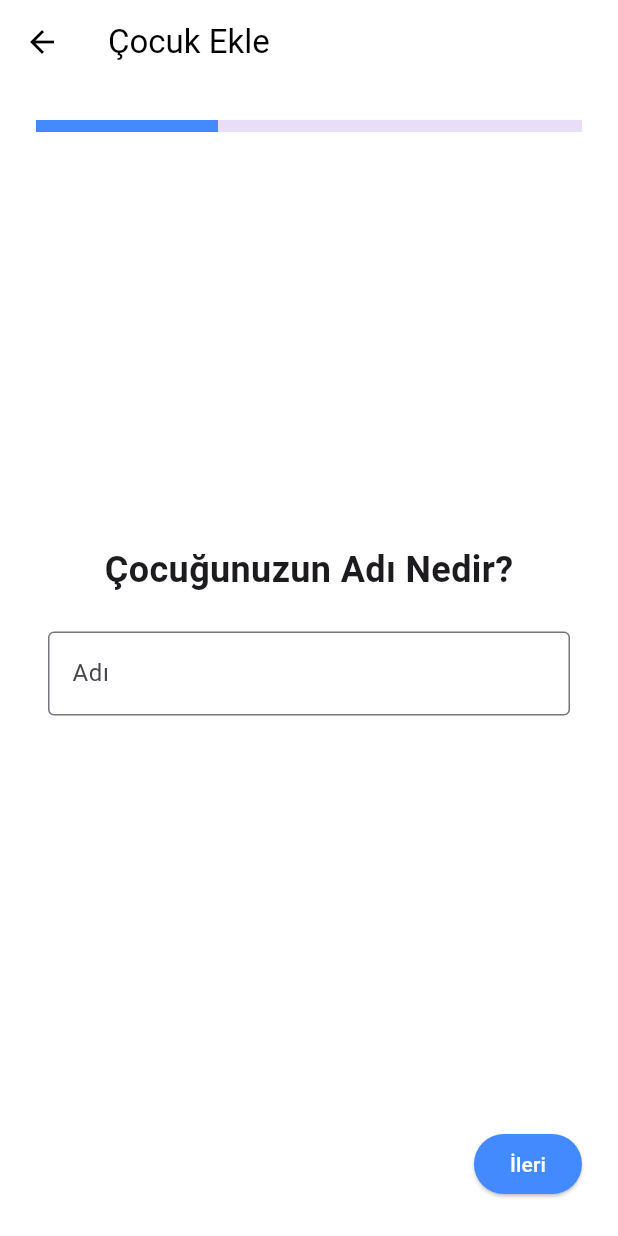
After one commit to hakantnc/robotoy_app, a Flutter app: the AddChildScreen screen opened directly, on a phone screen of 412 x 824 dp. The commit adds this screen. Run offline on Flutter 3.47's test engine with Material 3 defaults, Android fonts, the phone set to English and light mode, and no system bars; our stand-ins replace firebase_core, firebase_messaging, flutter_bluetooth_serial, image_picker, permission_handler, supabase_flutter and 1 more; missing offline and left inert: webview_flutter_android; accounts and stored records are empty.

Commit message:
add: adding child screens

```diff
--- /dev/null
+++ b/lib/add_child_screen.dart
@@ -0,0 +1,362 @@
+import 'dart:io';
+import 'package:flutter/material.dart';
+import 'package:image_picker/image_picker.dart';
+import 'package:supabase_flutter/supabase_flutter.dart';
+
+class AddChildScreen extends StatefulWidget {
+  const AddChildScreen({super.key});
+
+  @override
+  State<AddChildScreen> createState() => _AddChildScreenState();
+}
+
+class _AddChildScreenState extends State<AddChildScreen> {
+  final supabase = Supabase.instance.client;
+  final PageController _pageController = PageController();
+
+  int _currentPage = 0;
+  bool _isLoading = false;
+
+  // Çocuğun Verileri
+  final TextEditingController _nameController = TextEditingController();
+  DateTime? _selectedBirthDate;
+  String _selectedGender = 'Erkek';
+  File? _faceImage;
+
+  @override
+  void dispose() {
+    _pageController.dispose();
+    _nameController.dispose();
+    super.dispose();
+  }
+
+  // TAKVİMİ AÇAN KISIM
+  Future<void> _selectBirthDate(BuildContext context) async {
+    final DateTime? picked = await showDatePicker(
+      context: context,
+      initialDate: DateTime.now().subtract(
+        const Duration(days: 365 * 3),
+      ), // Varsayılan 3 yaş
+      firstDate: DateTime(2000),
+      lastDate: DateTime.now(),
+    );
+    if (picked != null) {
+      setState(() {
+        _selectedBirthDate = picked;
+      });
+    }
+  }
+
+  // KAMERAYI AÇAN KISIM
+  Future<void> _takePicture() async {
+    final ImagePicker picker = ImagePicker();
+    final XFile? image = await picker.pickImage(
+      source: ImageSource.camera,
+      preferredCameraDevice: CameraDevice.front, // Ön kamera açılsın
+      imageQuality: 80,
+    );
+
+    if (image != null) {
+      setState(() {
+        _faceImage = File(image.path);
+      });
+    }
+  }
+
+  // SUPABASE'E KAYDEDEN KISIM (BÜTÜN SİHİR BURADA)
+  Future<void> _saveChildData() async {
+    if (_nameController.text.isEmpty ||
+        _selectedBirthDate == null ||
+        _faceImage == null) {
+      ScaffoldMessenger.of(context).showSnackBar(
+        const SnackBar(
+          content: Text('Lütfen tüm bilgileri doldurun!'),
+          backgroundColor: Colors.red,
+        ),
+      );
+      return;
+    }
+
+    setState(() => _isLoading = true);
+
+    try {
+      final user = supabase.auth.currentUser;
+      if (user == null) throw Exception('Giriş yapılmamış!');
+
+      // 1. Ebeveynin user_id'sini bul
+      final userData = await supabase
+          .from('users')
+          .select('user_id')
+          .eq('email', user.email!)
+          .single();
+      final int userId = userData['user_id'];
+
+      // 2. Fotoğrafı Storage'a yükle (İsmi benzersiz olsun diye saat ekliyoruz)
+      final fileName =
+          '${DateTime.now().millisecondsSinceEpoch}_${_nameController.text.replaceAll(' ', '')}.jpg';
+      final imageBytes = await _faceImage!.readAsBytes();
+
+      await supabase.storage
+          .from('child_faces')
+          .uploadBinary(
+            fileName,
+            imageBytes,
+            fileOptions: const FileOptions(contentType: 'image/jpeg'),
+          );
+
+      // 3. Yüklenen fotoğrafın açık linkini al
+      final String imageUrl = supabase.storage
+          .from('child_faces')
+          .getPublicUrl(fileName);
+
+      // 4. Tarihi YYYY-MM-DD formatına çevir
+      final formattedDate = _selectedBirthDate!.toIso8601String().split('T')[0];
+
+      // 5. Her şeyi Children tablosuna gönder
+      await supabase.from('children').insert({
+        'user_id': userId,
+        'name': _nameController.text.trim(),
+        'birth_date': formattedDate,
+        'gender': _selectedGender,
+        'face_data': {'image_url': imageUrl}, // JSONB olarak linki kaydediyoruz
+        'custom_settings': {},
+      });
+
+      if (mounted) {
+        ScaffoldMessenger.of(context).showSnackBar(
+          const SnackBar(
+            content: Text('Çocuk Başarıyla Eklendi! 🎉'),
+            backgroundColor: Colors.green,
+          ),
+        );
+        Navigator.pop(context); // İşlem bitince ana ekrana dön
+      }
+    } catch (e) {
+      if (mounted) {
+        ScaffoldMessenger.of(context).showSnackBar(
+          SnackBar(content: Text('Hata: $e'), backgroundColor: Colors.red),
+        );
+      }
+    } finally {
+      if (mounted) setState(() => _isLoading = false);
+    }
+  }
+
+  // İLERİ BUTONU KONTROLLERİ
+  void _nextPage() {
+    if (_currentPage == 0 && _nameController.text.isEmpty) {
+      ScaffoldMessenger.of(
+        context,
+      ).showSnackBar(const SnackBar(content: Text('Lütfen adı girin.')));
+      return;
+    }
+    if (_currentPage == 1 && _selectedBirthDate == null) {
+      ScaffoldMessenger.of(
+        context,
+      ).showSnackBar(const SnackBar(content: Text('Lütfen tarihi seçin.')));
+      return;
+    }
+    _pageController.nextPage(
+      duration: const Duration(milliseconds: 300),
+      curve: Curves.easeInOut,
+    );
+  }
+
+  void _prevPage() {
+    _pageController.previousPage(
+      duration: const Duration(milliseconds: 300),
+      curve: Curves.easeInOut,
+    );
+  }
+
+  @override
+  Widget build(BuildContext context) {
+    return Scaffold(
+      backgroundColor: Colors.white,
+      appBar: AppBar(
+        title: const Text('Çocuk Ekle'),
+        backgroundColor: Colors.white,
+        foregroundColor: Colors.black,
+        elevation: 0,
+      ),
+      body: Column(
+        children: [
+          // ÜSTTEKİ İLERLEME ÇUBUĞU
+          Padding(
+            padding: const EdgeInsets.all(24.0),
+            child: LinearProgressIndicator(
+              value: (_currentPage + 1) / 3,
+              minHeight: 8,
+              color: Colors.blueAccent,
+            ),
+          ),
+
+          // ORTADAKİ DEĞİŞEN SAYFALAR
+          Expanded(
+            child: PageView(
+              controller: _pageController,
+              physics:
+                  const NeverScrollableScrollPhysics(), // El ile kaydırmayı kapatır
+              onPageChanged: (index) => setState(() => _currentPage = index),
+              children: [
+                // 1. SAYFA: İSİM
+                Padding(
+                  padding: const EdgeInsets.all(32.0),
+                  child: Column(
+                    mainAxisAlignment: MainAxisAlignment.center,
+                    children: [
+                      const Text(
+                        'Çocuğunuzun Adı Nedir?',
+                        style: TextStyle(
+                          fontSize: 24,
+                          fontWeight: FontWeight.bold,
+                        ),
+                      ),
+                      const SizedBox(height: 24),
+                      TextField(
+                        controller: _nameController,
+                        decoration: const InputDecoration(
+                          labelText: 'Adı',
+                          border: OutlineInputBorder(),
+                        ),
+                      ),
+                    ],
+                  ),
+                ),
+                // 2. SAYFA: DETAYLAR
+                Padding(
+                  padding: const EdgeInsets.all(32.0),
+                  child: Column(
+                    mainAxisAlignment: MainAxisAlignment.center,
+                    children: [
+                      const Text(
+                        'Doğum Tarihi',
+                        style: TextStyle(fontSize: 16, color: Colors.grey),
+                      ),
+                      const SizedBox(height: 8),
+                      InkWell(
+                        onTap: () => _selectBirthDate(context),
+                        child: Container(
+                          padding: const EdgeInsets.all(16),
+                          decoration: BoxDecoration(
+                            border: Border.all(color: Colors.grey),
+                            borderRadius: BorderRadius.circular(8),
+                          ),
+                          child: Row(
+                            children: [
+                              const Icon(
+                                Icons.calendar_today,
+                                color: Colors.blueAccent,
+                              ),
+                              const SizedBox(width: 16),
+                              Text(
+                                _selectedBirthDate == null
+                                    ? 'Tarih Seçin'
+                                    : '${_selectedBirthDate!.day}/${_selectedBirthDate!.month}/${_selectedBirthDate!.year}',
+                              ),
+                            ],
+                          ),
+                        ),
+                      ),
+                      const SizedBox(height: 32),
+                      const Text(
+                        'Cinsiyet',
+                        style: TextStyle(fontSize: 16, color: Colors.grey),
+                      ),
+                      const SizedBox(height: 8),
+                      SegmentedButton<String>(
+                        segments: const [
+                          ButtonSegment(value: 'Erkek', label: Text('Erkek')),
+                          ButtonSegment(value: 'Kız', label: Text('Kız')),
+                        ],
+                        selected: {_selectedGender},
+                        onSelectionChanged: (Set<String> newSelection) =>
+                            setState(
+                              () => _selectedGender = newSelection.first,
+                            ),
+                      ),
+                    ],
+                  ),
+                ),
+                // 3. SAYFA: KAMERA
+                Padding(
+                  padding: const EdgeInsets.all(32.0),
+                  child: Column(
+                    mainAxisAlignment: MainAxisAlignment.center,
+                    children: [
+                      const Text(
+                        'Yüz Tanıma İçin Fotoğraf',
+                        style: TextStyle(
+                          fontSize: 24,
+                          fontWeight: FontWeight.bold,
+                        ),
+                      ),
+                      const SizedBox(height: 32),
+                      GestureDetector(
+                        onTap: _takePicture,
+                        child: Container(
+                          height: 250,
+                          width: 250,
+                          decoration: BoxDecoration(
+                            color: Colors.grey.shade200,
+                            shape: BoxShape.circle,
+                            image: _faceImage != null
+                                ? DecorationImage(
+                                    image: FileImage(_faceImage!),
+                                    fit: BoxFit.cover,
+                                  )
+                                : null,
+                          ),
+                          child: _faceImage == null
+                              ? const Icon(
+                                  Icons.camera_alt,
+                                  size: 64,
+                                  color: Colors.blueAccent,
+                                )
+                              : null,
+                        ),
+                      ),
+                    ],
+                  ),
+                ),
+              ],
+            ),
+          ),
+
+          // ALTTAKİ BUTONLAR
+          Padding(
+            padding: const EdgeInsets.all(24.0),
+            child: Row(
+              mainAxisAlignment: MainAxisAlignment.spaceBetween,
+              children: [
+                if (_currentPage > 0)
+                  TextButton(
+                    onPressed: _isLoading ? null : _prevPage,
+                    child: const Text('Geri'),
+                  ),
+                if (_currentPage == 0)
+                  const SizedBox(), // İlk sayfada geri butonu boş
+                ElevatedButton(
+                  onPressed: _isLoading
+                      ? null
+                      : (_currentPage == 2 ? _saveChildData : _nextPage),
+                  style: ElevatedButton.styleFrom(
+                    backgroundColor: _currentPage == 2
+                        ? Colors.green
+                        : Colors.blueAccent,
+                  ),
+                  child: _isLoading
+                      ? const CircularProgressIndicator(color: Colors.white)
+                      : Text(
+                          _currentPage == 2 ? 'Kaydet' : 'İleri',
+                          style: const TextStyle(color: Colors.white),
+                        ),
+                ),
+              ],
+            ),
+          ),
+        ],
+      ),
+    );
+  }
+}
--- a/lib/main.dart
+++ b/lib/main.dart
@@ -14,9 +14,10 @@ void main() async {
 
   // 2. SUPABASE BAŞLATMA
   await Supabase.initialize(
-    url: 'https://gwkdypfpxftqqwimqodr.supabase.co',
+    url:
+        'https://gwkdypfpxftqqwimqodr.supabase.co', // Supabase projenizin URL'si
     anonKey:
-        'eyJhbGciOiJIUzI1NiIsInR5cCI6IkpXVCJ9.eyJpc3MiOiJzdXBhYmFzZSIsInJlZiI6Imd3a2R5cGZweGZ0cXF3aW1xb2RyIiwicm9sZSI6ImFub24iLCJpYXQiOjE3NzY5NjAxMzEsImV4cCI6MjA5MjUzNjEzMX0.hC7m4FQ40pyRSHdiy_uJT3HPkoQ8G0s-5j00ZutOFvk',
+        'eyJhbGciOiJIUzI1NiIsInR5cCI6IkpXVCJ9.eyJpc3MiOiJzdXBhYmFzZSIsInJlZiI6Imd3a2R5cGZweGZ0cXF3aW1xb2RyIiwicm9sZSI6ImFub24iLCJpYXQiOjE3NzY5NjAxMzEsImV4cCI6MjA5MjUzNjEzMX0.hC7m4FQ40pyRSHdiy_uJT3HPkoQ8G0s-5j00ZutOFvk', // Supabase projenizin anonim anahtarı
   );
 
   runApp(const RobotoyApp());
--- a/pubspec.yaml
+++ b/pubspec.yaml
@@ -42,6 +42,7 @@ dependencies:
   permission_handler: ^12.0.1
   firebase_core: ^4.7.0
   firebase_messaging: ^16.2.0
+  image_picker: ^1.2.2
 
 dev_dependencies:
   flutter_test:
```
Also changed, not shown: lib/dashboard_screen.dart (+18 -0 lines), pubspec.lock, 5 other files.
